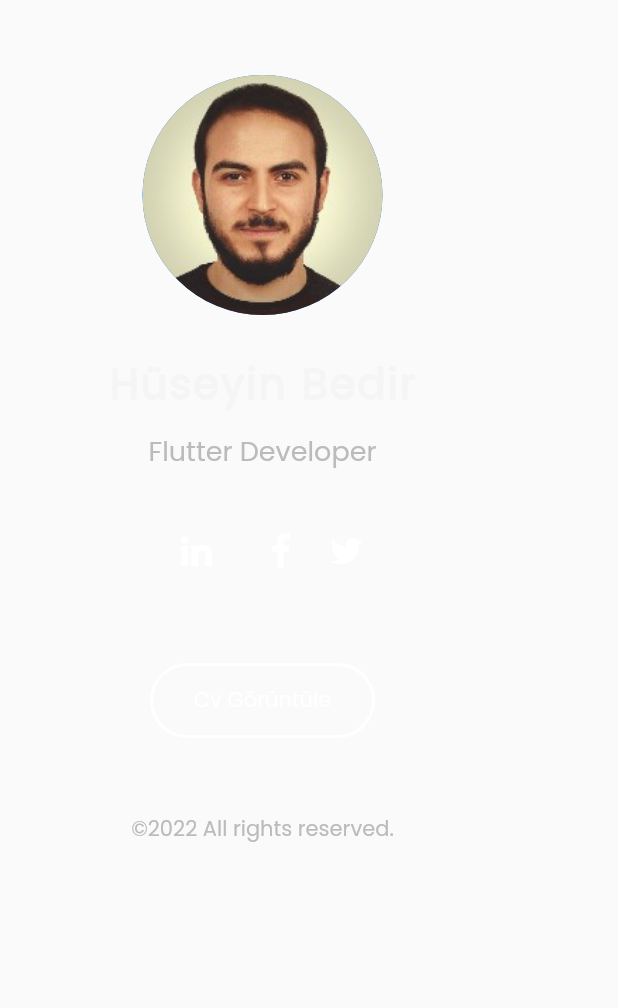
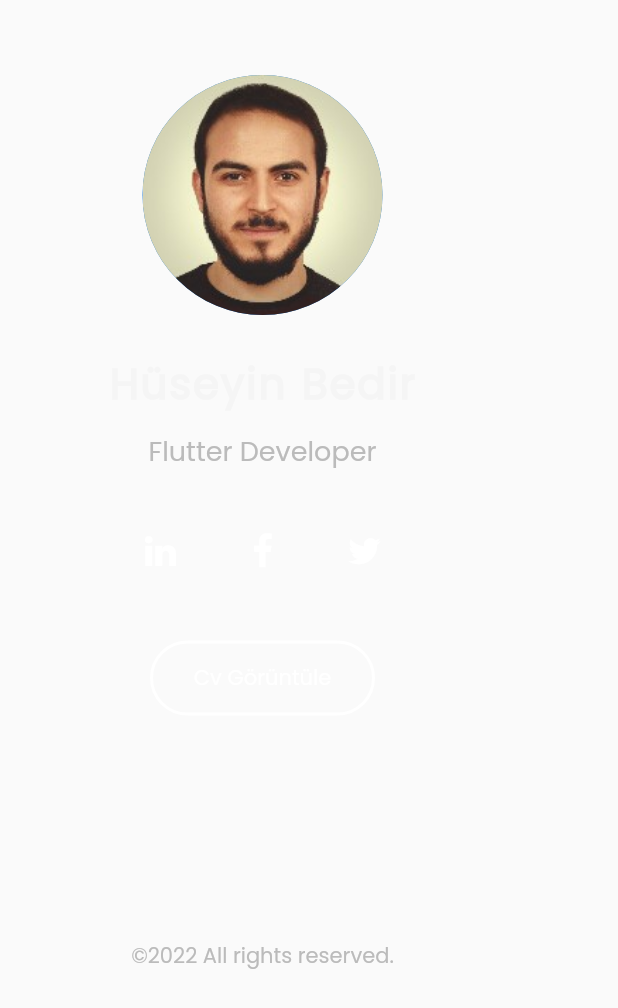
Before and after one commit to huseyinbedir/blog_app, a Flutter app: what userCard() shows on an empty page, opened directly, on a phone screen of 412 x 824 dp. Shown: the top 1008 px of the screen. Run offline on Flutter 3.47's test engine with Material 2 defaults, Android fonts, the phone set to English and light mode, and no system bars; our stand-ins replace carousel_slider, flutter_bloc, lottie.

Commit message:
edit
edit

```diff
--- a/lib/feature/profile/view/profile_page.dart
+++ b/lib/feature/profile/view/profile_page.dart
@@ -25,7 +25,7 @@ class ProfilePage extends StatelessWidget {
       child: SingleChildScrollView(
         scrollDirection: Axis.vertical,
         child: Padding(
-          padding: const EdgeInsets.all(30),
+          padding: const EdgeInsets.all(90),
           child: Column(
             crossAxisAlignment: CrossAxisAlignment.start,
             children: [
@@ -47,7 +47,7 @@ class ProfilePage extends StatelessWidget {
                 children: const [
                   Expanded(
                     child: Text(
-                      "Lorem Ipsum is simply dummy text of the printing and typesetting industry. Lorem Ipsum has been the industry's standard dummy text ever since the 1500s, when an unknown printer took a galley of type and scrambled it to make a type specimen book. It has survived not only five centuries, but also the leap into electronic typesetting, remaining essentially unchanged. It was popularised in the 1960s with the release of Letraset sheets containing Lorem Ipsum passages, and more recently with desktop publishing software like Aldus PageMaker including versions of Lorem Ipsum.",
+                      "1993 Gebze’de doğdum. Lise eğitimimi bilişim teknolojileri alanı, web tasarım dalında yaptım. Askerlik görevimden sonra freelancer olarak web tasarımı ve backend api konularında çalıştım. Web ve mobil yazılım konularında kendimi geliştirdim. Sunucu yönetimi socket ve node serverlar ile mobil ve web tabanlı uygulamalar geliştirdim. Kendimi mobil yazılım üzerinde ileri seviyeye getirmek için geliştirmeye çalışmaktayım",
                       style: TextStyle(color: Color(0xffbbbbbb)),
                     ),
                   ),
--- a/lib/feature/work/view/work_detail.dart
+++ b/lib/feature/work/view/work_detail.dart
@@ -202,13 +202,14 @@ class _WorkDetailState extends State<WorkDetail> {
       margin: const EdgeInsets.only(right: 50),
       alignment: Alignment.topRight,
       child: IconButton(
-          splashRadius: 60,
+          color: Colors.blue,
+          splashRadius: 100,
           onPressed: () {
             Navigator.pop(context);
           },
           icon: const Icon(
             Icons.cancel,
-            size: 50,
+            size: 20,
             color: Color(0xfff5f5f5),
           )),
     );
--- a/lib/production/user_card.dart
+++ b/lib/production/user_card.dart
@@ -9,17 +9,26 @@ Container userCard(context, {bool isMenu = false}) {
   return Container(
     width: 350,
     height: 750,
-    padding: const EdgeInsets.only(top: 50, bottom: 10),
+    padding: EdgeInsets.only(top: isMenu ? 20 : 50, bottom: 10),
     child: SingleChildScrollView(
       scrollDirection: Axis.vertical,
       child: Column(
         crossAxisAlignment: CrossAxisAlignment.center,
         mainAxisAlignment: MainAxisAlignment.start,
         children: [
-          Column(
-            crossAxisAlignment: CrossAxisAlignment.center,
-            mainAxisAlignment: MainAxisAlignment.start,
-            children: [
+          isMenu
+              ? Container(
+                  alignment: Alignment.topLeft,
+                  child: IconButton(
+                      onPressed: () {
+                        Navigator.pop(context);
+                      },
+                      icon: const Icon(
+                        Icons.arrow_back_ios_new_rounded,
+                        color: Color(0xffbbbbbb),
+                      )),
+                )
+              : const SizedBox(),
           const CircleAvatar(
             radius: 80,
             backgroundImage: AssetImage("assets/img/myimage.jpg"),
@@ -64,23 +73,27 @@ Container userCard(context, {bool isMenu = false}) {
               const SizedBox(
                 width: 20,
               ),
-                  const Icon(
+              IconButton(
+                onPressed: () {},
+                icon: const Icon(
                   MyIconsSet.facebook,
                   color: Colors.white,
+                ),
               ),
               const SizedBox(
                 width: 20,
               ),
-                  const Icon(
+              IconButton(
+                onPressed: () {},
+                icon: const Icon(
                   MyIconsSet.twitter,
                   color: Colors.white,
                 ),
-                ],
               ),
             ],
           ),
           const SizedBox(
-            height: 50,
+            height: 35,
           ),
           SizedBox(
             height: 50,
@@ -106,11 +119,14 @@ Container userCard(context, {bool isMenu = false}) {
             ),
           ),
           const SizedBox(
-            height: 50,
+            height: 150,
           ),
-          const Text(
+          Container(
+            alignment: Alignment.bottomCenter,
+            child: const Text(
               "©2022 All rights reserved.",
               style: TextStyle(color: Color(0xffbbbbbb)),
+            ),
           )
         ],
       ),
```
Also changed, not shown: lib/feature/education/view/education_page.dart (+11 -11 lines), lib/feature/home/view/home_page.dart (+1 -16 lines), lib/feature/work/view/work_page.dart (+8 -4 lines). Lines whose indentation alone changed are shown as unchanged.
